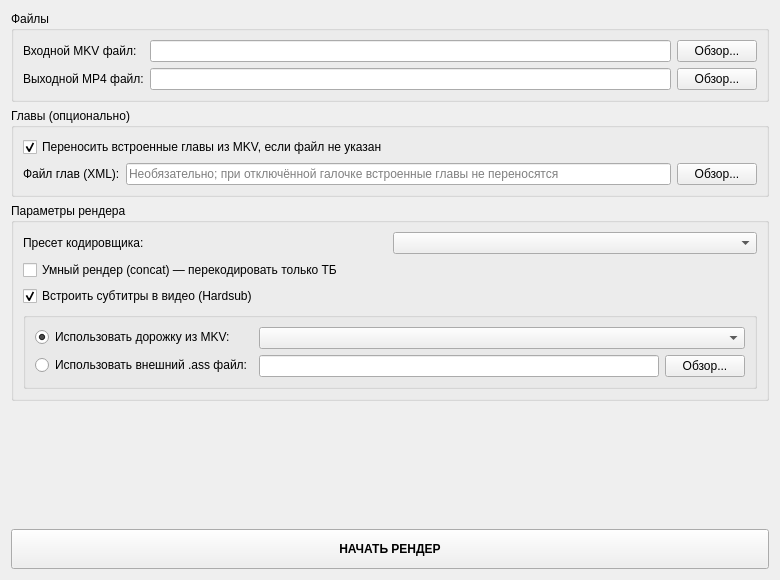
Old version of the form ui/manualrenderwidget.ui in the repository IceHoles/DubbingTool.
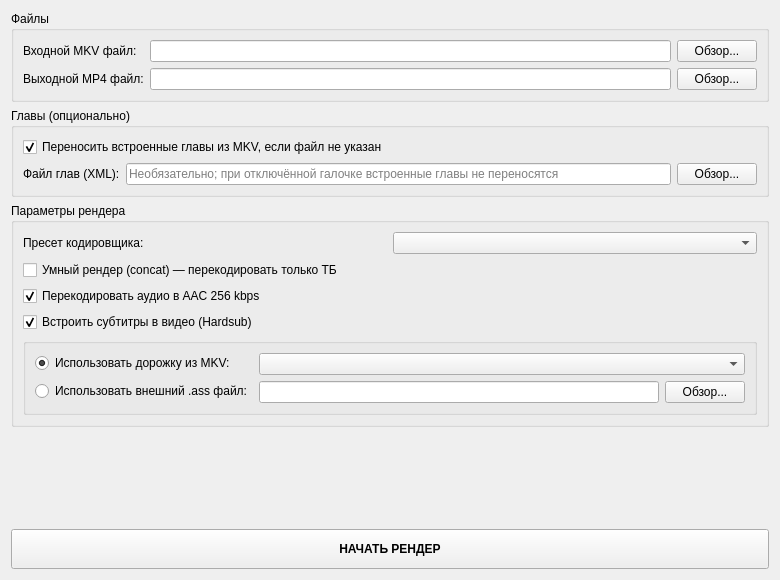
New version of the form.

What changed in the file:
```diff
--- a/ui/manualrenderwidget.ui
+++ b/ui/manualrenderwidget.ui
@@ -133,6 +133,19 @@
        </property>
       </widget>
      </item>
+     <item>
+      <widget class="QCheckBox" name="reencodeAudioAac256CheckBox">
+       <property name="toolTip">
+        <string>Если выключено: обычный рендер использует аудио из командной строки пресета (часто копирование); concat — копирование дорожки при склейке.</string>
+       </property>
+       <property name="text">
+        <string>Перекодировать аудио в AAC 256 kbps</string>
+       </property>
+       <property name="checked">
+        <bool>true</bool>
+       </property>
+      </widget>
+     </item>
      <item>
       <widget class="QCheckBox" name="hardsubCheckBox">
        <property name="text">
```
